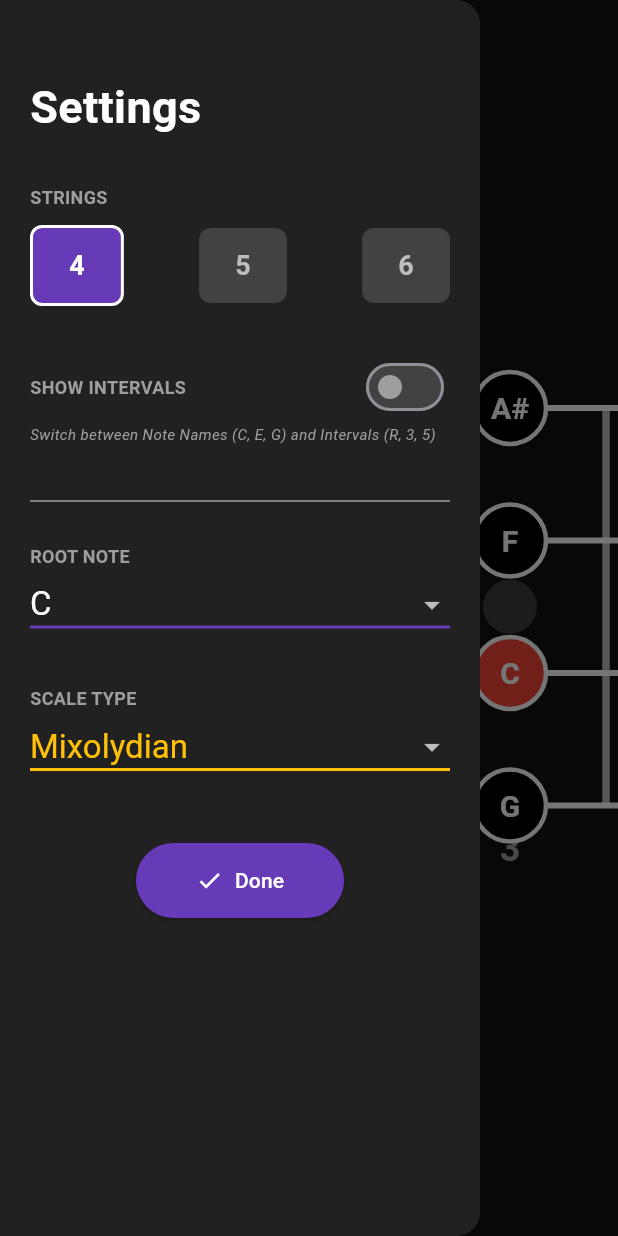
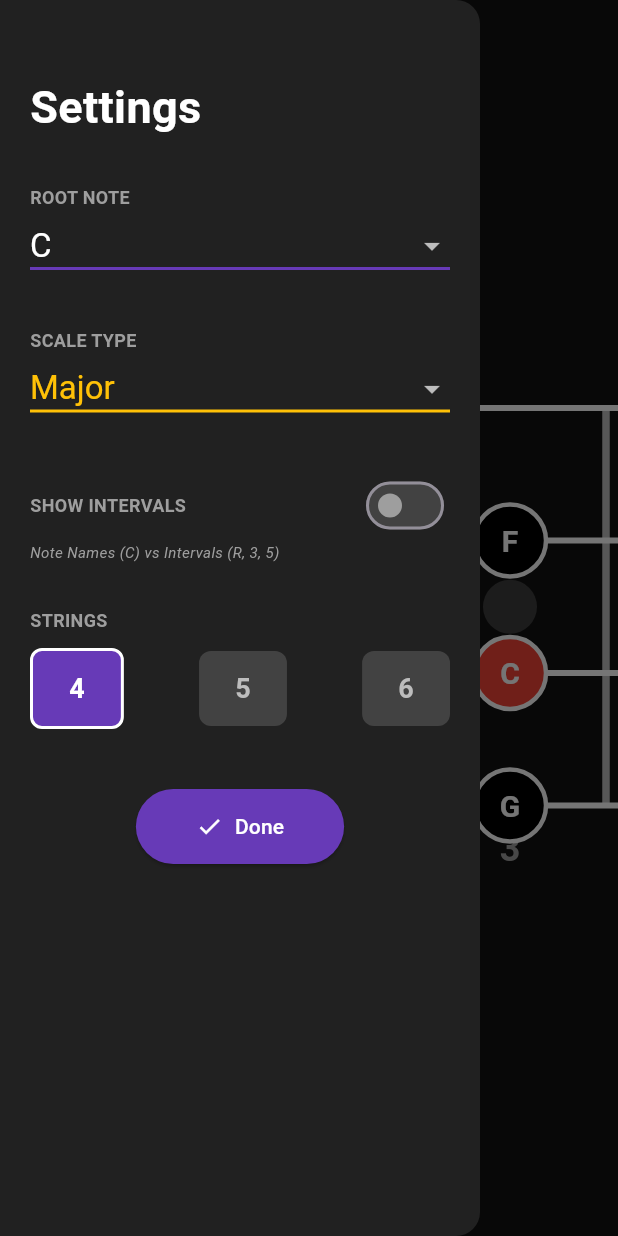
Before and after one commit to plasticus/bass_scales, a Flutter app: the screen it shows after launch, after a tap on the "tune" icon, on a phone screen of 412 x 824 dp. Run offline on Flutter 3.47's test engine with Material 3 defaults, Android fonts, the phone set to English and light mode, and no system bars.

Commit message:
Set default to C Major and renamed Prometheus scale

```diff
--- a/lib/main.dart
+++ b/lib/main.dart
@@ -16,7 +16,6 @@ class BassScalesApp extends StatelessWidget {
         brightness: Brightness.dark,
         primarySwatch: Colors.deepPurple,
         scaffoldBackgroundColor: const Color(0xFF121212),
-        // Customizing the switch color to match our purple theme
         switchTheme: SwitchThemeData(
           thumbColor: MaterialStateProperty.resolveWith((states) {
             if (states.contains(MaterialState.selected)) return Colors.deepPurple;
@@ -48,35 +47,39 @@ class _FretboardPageState extends State<FretboardPage> {
     'C', 'C#', 'D', 'D#', 'E', 'F', 'F#', 'G', 'G#', 'A', 'A#', 'B'
   ];
 
-  // Map Semitones (0-11) to Interval Names
   final Map<int, String> intervalNames = {
     0: 'R', 1: 'b2', 2: '2', 3: 'b3', 4: '3', 5: '4',
     6: 'b5', 7: '5', 8: 'b6', 9: '6', 10: 'b7', 11: '7'
   };
 
-  // Tuning Definitions (Top String visually -> Bottom String visually)
-  // High Pitch -> Low Pitch
   final Map<int, List<int>> tunings = {
     4: [7, 2, 9, 4],             // G, D, A, E
-    5: [7, 2, 9, 4, 11],         // G, D, A, E, B (Low B)
-    6: [0, 7, 2, 9, 4, 11],      // C, G, D, A, E, B (High C + Low B)
+    5: [7, 2, 9, 4, 11],         // G, D, A, E, B
+    6: [0, 7, 2, 9, 4, 11],      // C, G, D, A, E, B
   };
 
   final Map<String, List<int>> scaleFormulas = {
+    // --- Common ---
     'Major': [2, 2, 1, 2, 2, 2, 1],
     'Natural Minor': [2, 1, 2, 2, 1, 2, 2],
     'Pentatonic Minor': [3, 2, 2, 3, 2],
     'Pentatonic Major': [2, 2, 3, 2, 3],
     'Blues': [3, 2, 1, 1, 3, 2],
+    // --- Modes ---
     'Dorian': [2, 1, 2, 2, 2, 1, 2],
     'Mixolydian': [2, 2, 1, 2, 2, 1, 2],
+    'Phrygian Dominant': [1, 3, 1, 2, 1, 2, 2],
+    // --- Advanced ---
+    'Harmonic Minor': [2, 1, 2, 2, 1, 3, 1],
+    'Melodic Minor': [2, 1, 2, 2, 2, 2, 1],
+    'Prometheus': [2, 2, 2, 3, 1, 2], // Renamed per request
   };
 
   // --- STATE ---
   String selectedRoot = 'C';
-  String selectedScale = 'Mixolydian';
-  int stringCount = 4;        // Default to 4 strings
-  bool showIntervals = false; // Default to Note Names
+  String selectedScale = 'Major'; // UPDATED: Default to Major
+  int stringCount = 4;
+  bool showIntervals = false;
 
   // --- LOGIC ---
   Set<String> calculateScaleNotes() {
@@ -115,7 +118,53 @@ class _FretboardPageState extends State<FretboardPage> {
                 const Text("Settings", style: TextStyle(fontSize: 30, fontWeight: FontWeight.bold, color: Colors.white)),
                 const SizedBox(height: 30),
 
-                // --- 1. STRING COUNT ---
+                // --- 1. ROOT NOTE ---
+                const Text("ROOT NOTE", style: TextStyle(color: Colors.grey, fontSize: 12, fontWeight: FontWeight.bold)),
+                DropdownButton<String>(
+                  isExpanded: true,
+                  value: selectedRoot,
+                  dropdownColor: Colors.grey[800],
+                  style: const TextStyle(color: Colors.white, fontSize: 22),
+                  underline: Container(height: 2, color: Colors.deepPurple),
+                  items: chromaticScale.map((n) => DropdownMenuItem(value: n, child: Text(n))).toList(),
+                  onChanged: (v) => setState(() => selectedRoot = v!),
+                ),
+
+                const SizedBox(height: 30),
+
+                // --- 2. SCALE TYPE ---
+                const Text("SCALE TYPE", style: TextStyle(color: Colors.grey, fontSize: 12, fontWeight: FontWeight.bold)),
+                DropdownButton<String>(
+                  isExpanded: true,
+                  value: selectedScale,
+                  dropdownColor: Colors.grey[800],
+                  style: const TextStyle(color: Colors.amber, fontSize: 22),
+                  underline: Container(height: 2, color: Colors.amber),
+                  items: scaleFormulas.keys.map((s) => DropdownMenuItem(value: s, child: Text(s))).toList(),
+                  onChanged: (v) => setState(() => selectedScale = v!),
+                ),
+
+                const SizedBox(height: 30),
+
+                // --- 3. SHOW INTERVALS ---
+                Row(
+                  mainAxisAlignment: MainAxisAlignment.spaceBetween,
+                  children: [
+                    const Text("SHOW INTERVALS", style: TextStyle(color: Colors.grey, fontSize: 12, fontWeight: FontWeight.bold)),
+                    Switch(
+                      value: showIntervals,
+                      onChanged: (val) => setState(() => showIntervals = val),
+                    ),
+                  ],
+                ),
+                const Text(
+                  "Note Names (C) vs Intervals (R, 3, 5)",
+                  style: TextStyle(color: Colors.grey, fontSize: 10, fontStyle: FontStyle.italic),
+                ),
+
+                const SizedBox(height: 30),
+
+                // --- 4. STRINGS ---
                 const Text("STRINGS", style: TextStyle(color: Colors.grey, fontSize: 12, fontWeight: FontWeight.bold)),
                 const SizedBox(height: 10),
                 Row(
@@ -142,53 +191,6 @@ class _FretboardPageState extends State<FretboardPage> {
                       ),
                     );
                   }).toList(),
-                ),
-
-                const SizedBox(height: 30),
-
-                // --- 2. DISPLAY MODE (TOGGLE) ---
-                Row(
-                  mainAxisAlignment: MainAxisAlignment.spaceBetween,
-                  children: [
-                    const Text("SHOW INTERVALS", style: TextStyle(color: Colors.grey, fontSize: 12, fontWeight: FontWeight.bold)),
-                    Switch(
-                      value: showIntervals,
-                      onChanged: (val) => setState(() => showIntervals = val),
-                    ),
-                  ],
-                ),
-                const Text(
-                  "Switch between Note Names (C, E, G) and Intervals (R, 3, 5)",
-                  style: TextStyle(color: Colors.grey, fontSize: 10, fontStyle: FontStyle.italic),
-                ),
-
-                const SizedBox(height: 30),
-                const Divider(color: Colors.grey),
-                const SizedBox(height: 20),
-
-                // --- 3. MUSIC SETTINGS ---
-                const Text("ROOT NOTE", style: TextStyle(color: Colors.grey, fontSize: 12, fontWeight: FontWeight.bold)),
-                DropdownButton<String>(
-                  isExpanded: true,
-                  value: selectedRoot,
-                  dropdownColor: Colors.grey[800],
-                  style: const TextStyle(color: Colors.white, fontSize: 22),
-                  underline: Container(height: 2, color: Colors.deepPurple),
-                  items: chromaticScale.map((n) => DropdownMenuItem(value: n, child: Text(n))).toList(),
-                  onChanged: (v) => setState(() => selectedRoot = v!),
-                ),
-
-                const SizedBox(height: 30),
-
-                const Text("SCALE TYPE", style: TextStyle(color: Colors.grey, fontSize: 12, fontWeight: FontWeight.bold)),
-                DropdownButton<String>(
-                  isExpanded: true,
-                  value: selectedScale,
-                  dropdownColor: Colors.grey[800],
-                  style: const TextStyle(color: Colors.amber, fontSize: 22),
-                  underline: Container(height: 2, color: Colors.amber),
-                  items: scaleFormulas.keys.map((s) => DropdownMenuItem(value: s, child: Text(s))).toList(),
-                  onChanged: (v) => setState(() => selectedScale = v!),
                 ),
 
                 const SizedBox(height: 40),
@@ -261,7 +263,6 @@ class FretboardPainter extends CustomPainter {
   @override
   void paint(Canvas canvas, Size size) {
     // --- DYNAMIC SIZING ---
-    // Scale everything down if we have more strings to avoid crowding
     int stringCount = stringOpenNotes.length;
     double dotRadius = stringCount == 4 ? 24.0 : (stringCount == 5 ? 21.0 : 18.0);
     double fontSize = stringCount == 4 ? 20.0 : 16.0;
@@ -273,7 +274,7 @@ class FretboardPainter extends CustomPainter {
 
     final paintString = Paint()
       ..color = Colors.white
-      ..strokeWidth = stringCount > 5 ? 3 : 4; // Thinner strings for 6-string bass
+      ..strokeWidth = stringCount > 5 ? 3 : 4;
 
     final paintFret = Paint()
       ..color = Colors.grey[400]!
@@ -292,13 +293,11 @@ class FretboardPainter extends CustomPainter {
     double bottomPadding = 50.0;
 
     double boardHeight = size.height - topPadding - bottomPadding;
-
-    // DYNAMIC SPACING: Divide height by (strings - 1)
     double stringSpacing = boardHeight / (stringCount - 1);
 
     double fretWidth = size.width / 25;
 
-    // 0. DRAW INLAYS (Background Markers)
+    // 0. DRAW INLAYS
     List<int> singleDots = [3, 5, 7, 9, 15, 17, 19, 21];
     List<int> doubleDots = [12, 24];
 
@@ -311,8 +310,6 @@ class FretboardPainter extends CustomPainter {
 
     for (int fret in doubleDots) {
       double x = (fret * fretWidth) - (fretWidth / 2);
-      // For double dots, we want them separated nicely.
-      // Use 1.2x spacing as a safe offset
       double offset = stringCount == 4 ? 60 : 45;
       canvas.drawCircle(Offset(x, midY - offset), 18, paintInlay);
       canvas.drawCircle(Offset(x, midY + offset), 18, paintInlay);
@@ -374,12 +371,9 @@ class FretboardPainter extends CustomPainter {
           canvas.drawCircle(Offset(x, y), dotRadius, dotPaint);
           canvas.drawCircle(Offset(x, y), dotRadius, borderPaint);
 
-          // DETERMINE TEXT TO DISPLAY
           String textToDraw = noteName;
 
           if (showIntervals) {
-            // Calculate semitone distance from root
-            // Add 12 to handle wrap-around (e.g. Root is B, current is C)
             int semitoneDistance = (currentNoteIndex - rootIndex + 12) % 12;
             textToDraw = intervalNames[semitoneDistance] ?? "?";
           }
```
